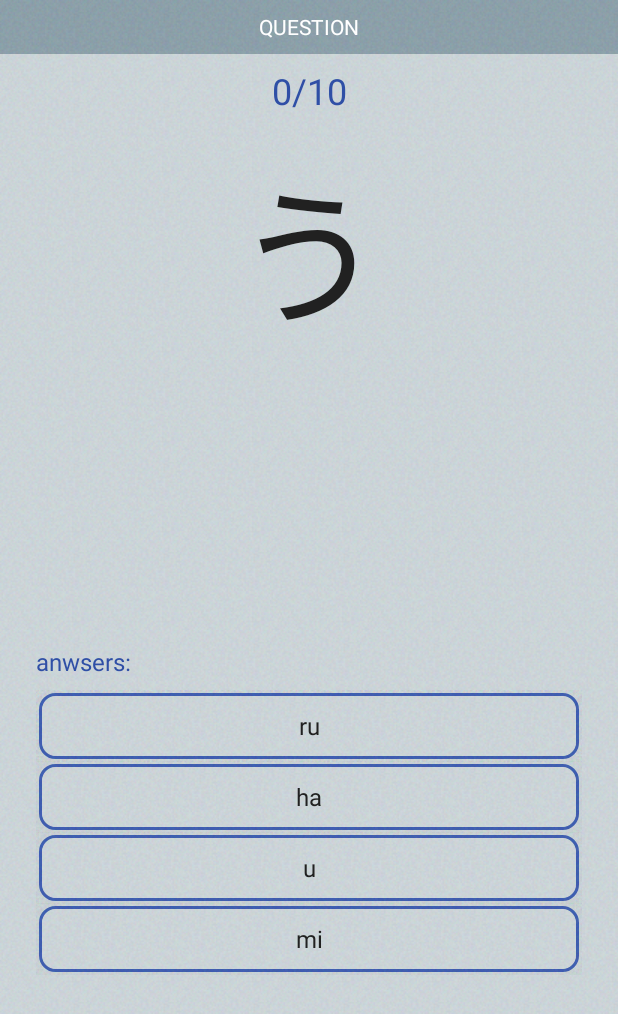
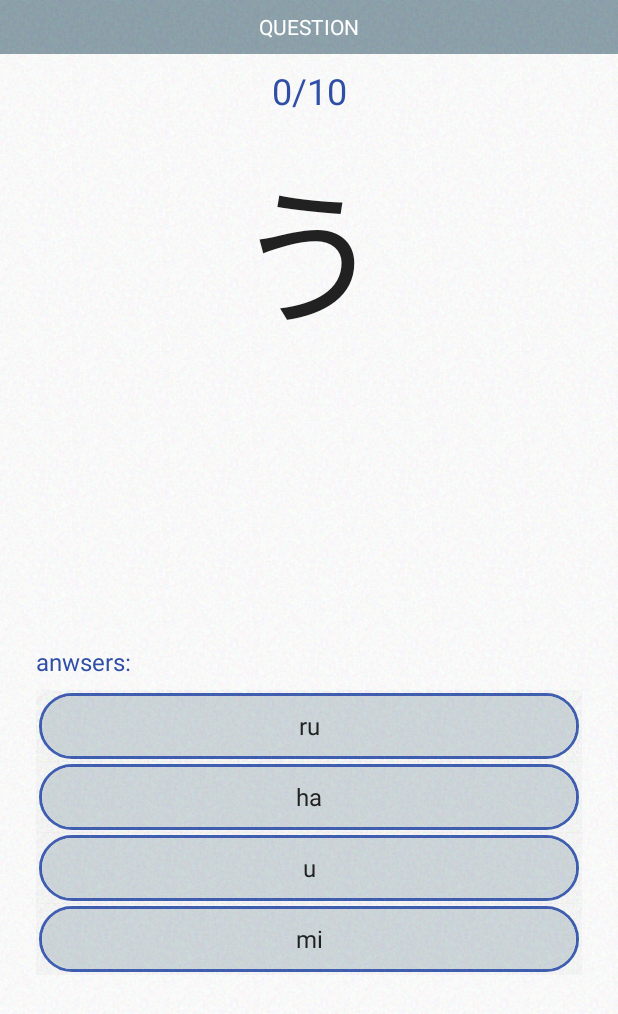
Before and after one commit to dainv1989/ParrotJapanese, an Android app: the ExerciseActivity screen opened directly, with no data from a screen before it, after a tap on "HIRAGANA", on a phone screen of 412 x 824 dp. Shown: the top 1014 px of the screen. Run offline under Robolectric (Android 15) with nearby library versions, the phone set to English and light mode, and no system bars; our stand-ins replace AdMob.

Commit message:
update button shape, white background

```diff
--- a/app/src/main/res/drawable/noise_bkg.xml
+++ b/app/src/main/res/drawable/noise_bkg.xml
@@ -2,7 +2,7 @@
 <layer-list xmlns:android="http://schemas.android.com/apk/res/android">
     <item>
         <shape android:shape="rectangle">
-            <solid android:color="@color/primary_light"/>
+            <solid android:color="@android:color/white"/>
         </shape>
     </item>
 
--- a/app/src/main/res/drawable/round_border_bkg.xml
+++ b/app/src/main/res/drawable/round_border_bkg.xml
@@ -5,9 +5,11 @@
         android:top="2dp"
         android:bottom="2dp">
         <shape android:shape="rectangle">
-            <corners android:radius="10dp"/>
+            <corners android:radius="24dp"/>
             <stroke android:color="@color/primary_blue"
                 android:width="2dp"/>
+            <size android:height="48dp"
+                android:width="128dp"/>
         </shape>
     </item>
 
@@ -16,7 +18,7 @@
         android:top="4dp"
         android:bottom="4dp">
         <shape android:shape="rectangle">
-            <corners android:radius="10dp"/>
+            <corners android:radius="24dp"/>
             <solid android:color="@color/primary_light" />
         </shape>
     </item>
--- a/app/src/main/res/drawable/round_solid_bkg.xml
+++ b/app/src/main/res/drawable/round_solid_bkg.xml
@@ -5,9 +5,11 @@
         android:top="2dp"
         android:bottom="2dp">
         <shape android:shape="rectangle">
-            <corners android:radius="10dp"/>
+            <corners android:radius="24dp"/>
             <solid android:color="@color/blue_light"
                 android:width="1dp"/>
+            <size android:height="48dp"
+                android:width="128dp"/>
         </shape>
     </item>
 
--- a/app/src/main/res/drawable/round_solid_red_bkg.xml
+++ b/app/src/main/res/drawable/round_solid_red_bkg.xml
@@ -5,9 +5,11 @@
         android:top="2dp"
         android:bottom="2dp">
         <shape android:shape="rectangle">
-            <corners android:radius="10dp"/>
+            <corners android:radius="24dp"/>
             <solid android:color="@color/primary_red"
                 android:width="2dp"/>
+            <size android:height="48dp"
+                android:width="128dp"/>
         </shape>
     </item>
 
```
Also changed, not shown: app/src/main/res/drawable/noise_blue_bkg.xml (deleted, +0 -13 lines).
